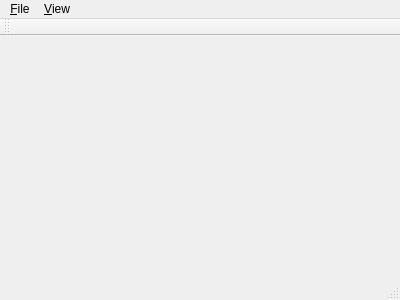
The window that mainwindow.ui (xgdgsc/Image-Retrieval-using-Histgrams) describes before a commit, drawn with Qt 5.
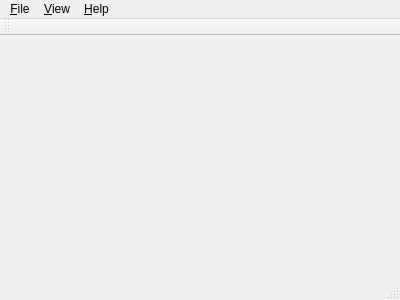
The same window after the commit. Icons and pictures are not drawn.

Commit message: learned to add icon to menu items

Diff of the .ui file:
```diff
--- a/mainwindow.ui
+++ b/mainwindow.ui
@@ -37,8 +37,15 @@
     <addaction name="action_Actual_Size"/>
     <addaction name="action_Fit_to_Window"/>
    </widget>
+   <widget class="QMenu" name="menu_Help">
+    <property name="title">
+     <string>&amp;Help</string>
+    </property>
+    <addaction name="action_About"/>
+   </widget>
    <addaction name="menuFile"/>
    <addaction name="menu_View"/>
+   <addaction name="menu_Help"/>
   </widget>
   <widget class="QToolBar" name="mainToolBar">
    <attribute name="toolBarArea">
```
Left out of the diff: 13 changed lines with no effect on the pictures. The commit also changes 2 other files.
